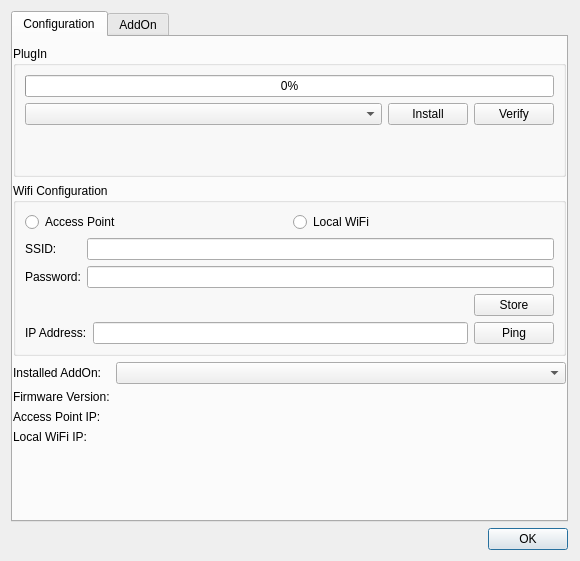
Old version of the form SOURCES/auverdionControl/src/DialogSettings.ui in the repository freeDSP/freeDSP-aurora.
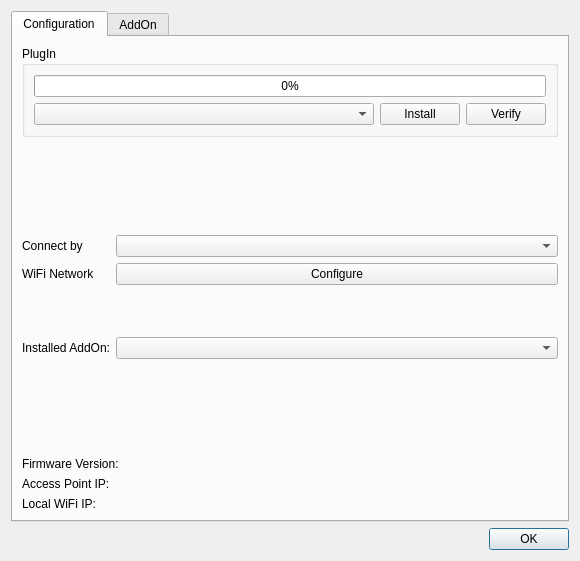
New version of the form.

Commit message: New network configuration dialog

Diff of the .ui file:
```diff
--- a/SOURCES/auverdionControl/src/DialogSettings.ui
+++ b/SOURCES/auverdionControl/src/DialogSettings.ui
@@ -14,9 +14,6 @@
    <string>Settings</string>
   </property>
   <layout class="QVBoxLayout" name="verticalLayout">
-   <property name="rightMargin">
-    <number>12</number>
-   </property>
    <item>
     <widget class="QTabWidget" name="tabWidgetSettings">
      <property name="currentIndex">
@@ -26,13 +23,7 @@
       <attribute name="title">
        <string>Configuration</string>
       </attribute>
-      <layout class="QVBoxLayout" name="verticalLayout_4">
-       <property name="leftMargin">
-        <number>0</number>
-       </property>
-       <property name="rightMargin">
-        <number>0</number>
-       </property>
+      <layout class="QVBoxLayout" name="verticalLayout_3">
        <item>
         <widget class="QGroupBox" name="groupBox">
          <property name="sizePolicy">
@@ -86,6 +77,9 @@
             </item>
            </layout>
           </item>
+         </layout>
+        </widget>
+       </item>
           <item>
            <spacer name="verticalSpacer">
             <property name="orientation">
@@ -99,122 +93,92 @@
             </property>
            </spacer>
           </item>
-         </layout>
-        </widget>
-       </item>
        <item>
-        <widget class="QGroupBox" name="groupBoxWifiConfiguration">
-         <property name="title">
-          <string>Wifi Configuration</string>
+        <layout class="QFormLayout" name="formLayout_2">
+         <property name="fieldGrowthPolicy">
+          <enum>QFormLayout::AllNonFixedFieldsGrow</enum>
          </property>
-         <layout class="QVBoxLayout" name="verticalLayout_3">
-          <item>
-           <layout class="QHBoxLayout" name="horizontalLayout_4">
-            <item>
-             <widget class="QRadioButton" name="radioButtonAP">
+         <item row="1" column="0">
+          <widget class="QLabel" name="label_9">
               <property name="text">
-               <string>Access Point</string>
+            <string>Connect by</string>
               </property>
              </widget>
             </item>
-            <item>
-             <widget class="QRadioButton" name="radioButtonLocalWifi">
-              <property name="text">
-               <string>Local WiFi</string>
+         <item row="1" column="1">
+          <widget class="QComboBox" name="comboBoxConnection">
+           <property name="sizePolicy">
+            <sizepolicy hsizetype="Expanding" vsizetype="Fixed">
+             <horstretch>0</horstretch>
+             <verstretch>0</verstretch>
+            </sizepolicy>
               </property>
              </widget>
             </item>
-           </layout>
-          </item>
-          <item>
-           <layout class="QGridLayout" name="gridLayout">
-            <item row="0" column="0">
+         <item row="2" column="0">
              <widget class="QLabel" name="label">
               <property name="text">
-               <string>SSID:</string>
+            <string>WiFi Network</string>
               </property>
              </widget>
             </item>
-            <item row="0" column="1">
-             <widget class="QLineEdit" name="lineEditSSID">
-              <property name="inputMask">
-               <string notr="true"/>
-              </property>
-             </widget>
-            </item>
-            <item row="1" column="0">
-             <widget class="QLabel" name="label_2">
-              <property name="text">
-               <string>Password:</string>
+         <item row="2" column="1">
+          <widget class="QPushButton" name="pushButtonConfigureWiFi">
+           <property name="sizePolicy">
+            <sizepolicy hsizetype="Expanding" vsizetype="Fixed">
+             <horstretch>0</horstretch>
+             <verstretch>0</verstretch>
+            </sizepolicy>
+           </property>
+           <property name="text">
+            <string>Configure</string>
+           </property>
+          </widget>
+         </item>
+         <item row="4" column="1">
+          <widget class="QComboBox" name="comboBoxAddOnId">
+           <property name="sizePolicy">
+            <sizepolicy hsizetype="Expanding" vsizetype="Fixed">
+             <horstretch>0</horstretch>
+             <verstretch>0</verstretch>
+            </sizepolicy>
               </property>
              </widget>
             </item>
-            <item row="1" column="1">
-             <widget class="QLineEdit" name="lineEditPassword">
-              <property name="inputMask">
-               <string notr="true"/>
-              </property>
-              <property name="echoMode">
-               <enum>QLineEdit::Password</enum>
-              </property>
-             </widget>
-            </item>
-           </layout>
-          </item>
-          <item>
-           <layout class="QHBoxLayout" name="horizontalLayout_3">
-            <item>
-             <spacer name="horizontalSpacer">
+         <item row="4" column="0">
+          <widget class="QLabel" name="label_5">
+           <property name="text">
+            <string>Installed AddOn:</string>
+           </property>
+          </widget>
+         </item>
+         <item row="3" column="1">
+          <spacer name="verticalSpacer_2">
               <property name="orientation">
-               <enum>Qt::Horizontal</enum>
+            <enum>Qt::Vertical</enum>
               </property>
               <property name="sizeHint" stdset="0">
                <size>
-                <width>40</width>
-                <height>20</height>
+             <width>20</width>
+             <height>40</height>
                </size>
               </property>
              </spacer>
             </item>
-            <item>
-             <widget class="QPushButton" name="pushButtonStoreWiFiConfig">
-              <property name="text">
-               <string>Store</string>
-              </property>
-             </widget>
-            </item>
            </layout>
           </item>
           <item>
-           <layout class="QHBoxLayout" name="horizontalLayout_5">
-            <item>
-             <widget class="QLabel" name="label_3">
-              <property name="text">
-               <string>IP Address:</string>
-              </property>
-             </widget>
-            </item>
-            <item>
-             <widget class="QLineEdit" name="lineEditIpAddress">
-              <property name="enabled">
-               <bool>true</bool>
-              </property>
-              <property name="text">
-               <string notr="true"/>
-              </property>
-             </widget>
-            </item>
-            <item>
-             <widget class="QPushButton" name="pushButtonPing">
-              <property name="text">
-               <string>Ping</string>
-              </property>
-             </widget>
-            </item>
-           </layout>
-          </item>
-         </layout>
-        </widget>
+        <spacer name="verticalSpacer_3">
+         <property name="orientation">
+          <enum>Qt::Vertical</enum>
+         </property>
+         <property name="sizeHint" stdset="0">
+          <size>
+           <width>20</width>
+           <height>40</height>
+          </size>
+         </property>
+        </spacer>
        </item>
        <item>
         <layout class="QFormLayout" name="formLayoutIPs">
@@ -232,16 +196,6 @@
            </property>
           </widget>
          </item>
-         <item row="0" column="0">
-          <widget class="QLabel" name="label_5">
-           <property name="text">
-            <string>Installed AddOn:</string>
-           </property>
-          </widget>
-         </item>
-         <item row="0" column="1">
-          <widget class="QComboBox" name="comboBoxAddOnId"/>
-         </item>
          <item row="2" column="0">
           <widget class="QLabel" name="label_6">
            <property name="text">
```
Lines whose indentation alone changed are shown as unchanged. The commit also changes 13 other files.
